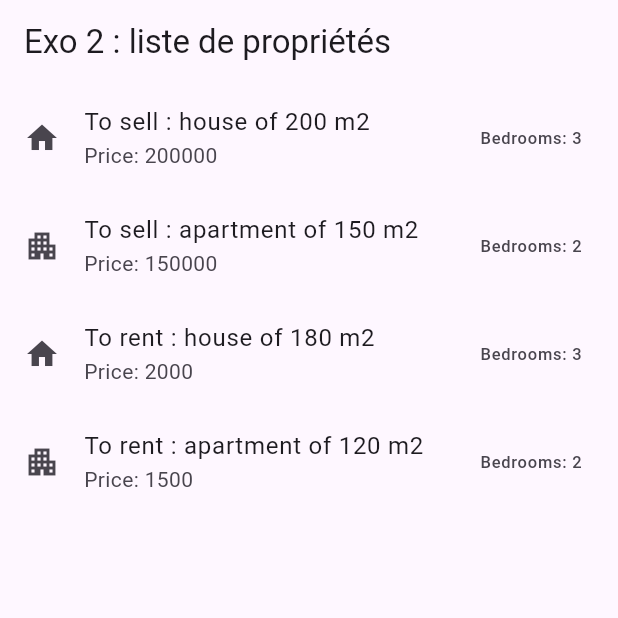
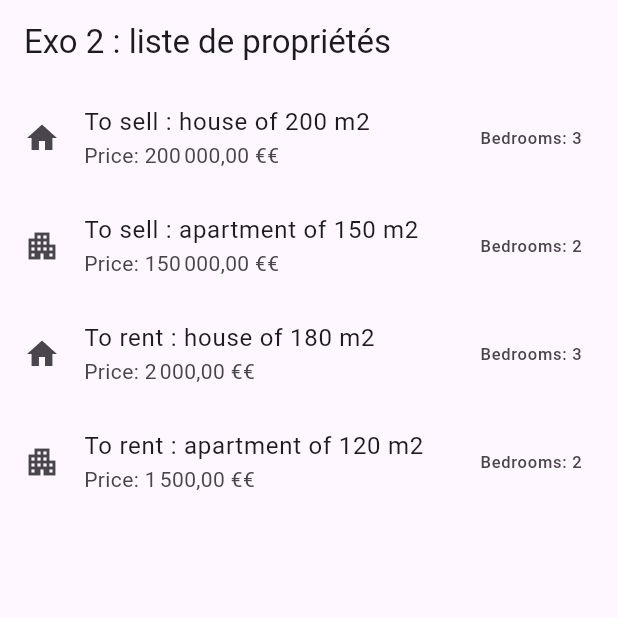
Before and after one commit to karen-asipuela-vinci/vinci-2, a Flutter app: the screen it shows after launch, on a phone screen of 412 x 824 dp, the top half of it. Run offline on Flutter 3.47's test engine with Material 3 defaults, Android fonts, the phone set to English and light mode, and no system bars.

Commit message:
liste des propriétés

```diff
--- a/intro-mobile/ex2/lib/property.dart
+++ b/intro-mobile/ex2/lib/property.dart
@@ -3,7 +3,7 @@ class Property {
   bool isAHouse = false;
   int squareFootage = 0;
   int numberOfBedrooms = 0;
-  int price = 0;
+  double price = 0;
 }
 // creer liste de propriétés
 List<Property> properties = [
--- a/intro-mobile/ex2/lib/property_widget.dart
+++ b/intro-mobile/ex2/lib/property_widget.dart
@@ -1,17 +1,22 @@
 import 'package:ex2/property.dart';
 import 'package:flutter/material.dart';
+import 'package:intl/intl.dart';
 
 class PropertyWidget extends StatelessWidget {
   // afficher les informations des propriétés
   // utiliser ListTile
   @override
   Widget build(BuildContext context) {
+    //permet de rajouter un format de monnaie
+    // ici, espace entre milliers et virgule pour les décimales
+    // pour l'utiliser : intl dans pubspec.yaml
+    final formatCurrency = NumberFormat.simpleCurrency(locale: 'fr_FR');
     return ListView(
       children: properties.map((property) {
         return ListTile(
           leading: Icon(property.isAHouse ? Icons.home : Icons.apartment),
           title: Text('${property.isToRent ? 'To rent' : 'To sell'} : ${property.isAHouse ? 'house' : 'apartment'} of ${property.squareFootage} m2'),
-          subtitle: Text('Price: ${property.price}'),
+          subtitle: Text('Price: ${formatCurrency.format(property.price)}€'),
           trailing: Text('Bedrooms: ${property.numberOfBedrooms}'),
         );
       }).toList(),
--- a/intro-mobile/ex2/pubspec.yaml
+++ b/intro-mobile/ex2/pubspec.yaml
@@ -30,7 +30,7 @@ environment:
 dependencies:
   flutter:
     sdk: flutter
-
+  intl: ^0.17.0
 
   # The following adds the Cupertino Icons font to your application.
   # Use with the CupertinoIcons class for iOS style icons.
```
Also changed, not shown: intro-mobile/ex2/pubspec.lock.
